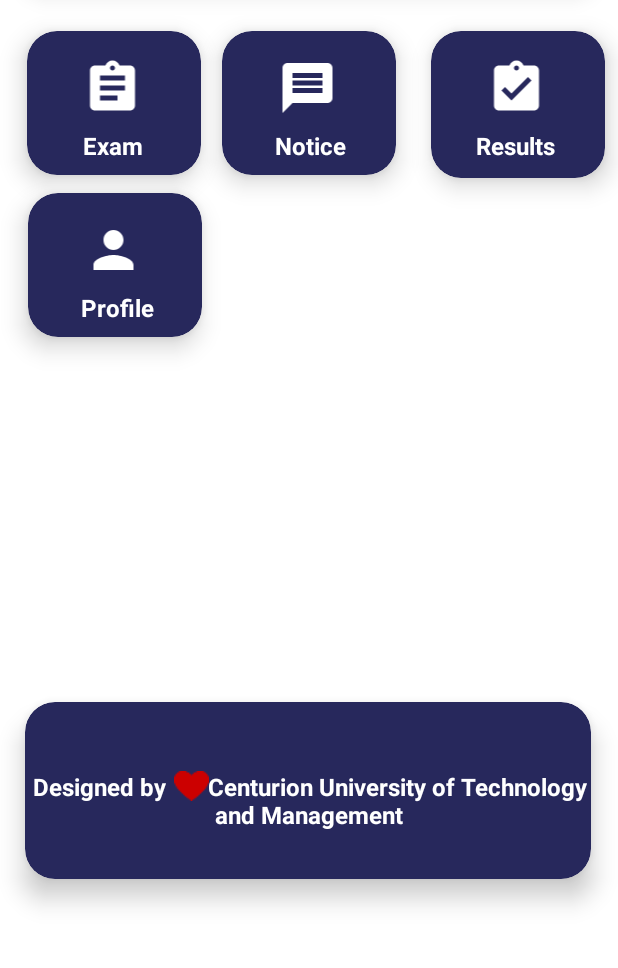
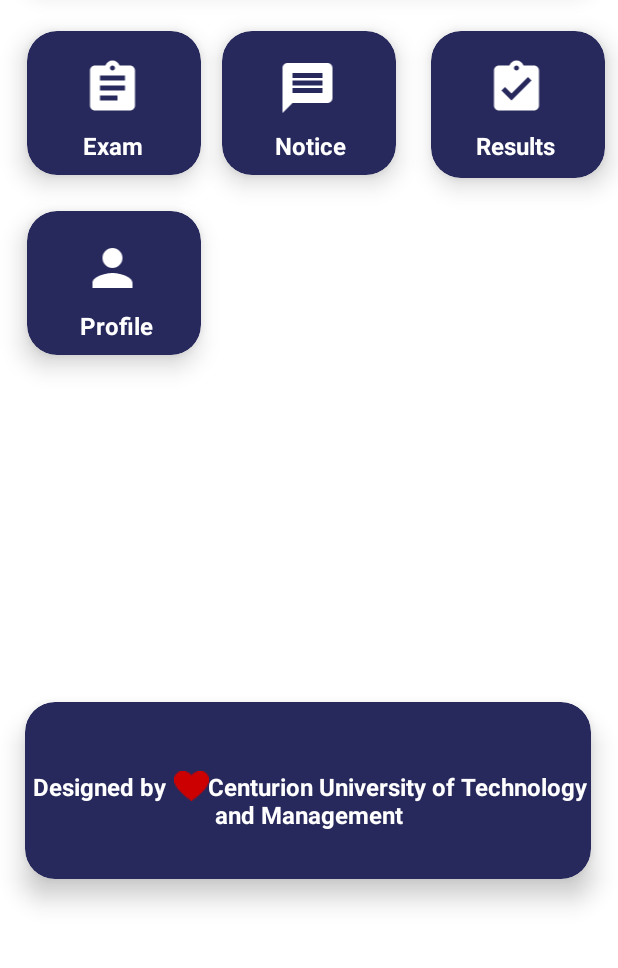
Before and after one commit to KiranKumarMalik/Centurion-Examination-System, an Android app: the student_home_page screen opened directly, with no data from a screen before it, on a phone screen of 412 x 824 dp, the part 266-1234 px from its top. Run offline under Robolectric (Android 15) with nearby library versions, the phone set to English and light mode, and no system bars; Roboto replaces fonts that are not available here.

Commit message:
solving the errors

```diff
--- a/app/src/main/java/com/example/relativelayoutloginpage/student_home_page.java
+++ b/app/src/main/java/com/example/relativelayoutloginpage/student_home_page.java
@@ -10,7 +10,7 @@ import android.widget.RelativeLayout;
 
 public class student_home_page extends AppCompatActivity implements View.OnClickListener {
 
-    public CardView exam, notice, result, admitcard, profile;
+    public CardView exam, notice, result, profile;
     @Override
     protected void onCreate(Bundle savedInstanceState) {
         super.onCreate(savedInstanceState);
@@ -19,13 +19,11 @@ public class student_home_page extends AppCompatActivity implements View.OnClick
         exam = (CardView) findViewById(R.id.exam_card);
         notice = (CardView) findViewById(R.id.notice_card);
         result = (CardView) findViewById(R.id.result_card);
-        admitcard = (CardView) findViewById(R.id.admit_card);
         profile = (CardView) findViewById(R.id.profile_card);
 
         exam.setOnClickListener(this);
         notice.setOnClickListener(this);
         result.setOnClickListener(this);
-        admitcard.setOnClickListener(this);
         profile.setOnClickListener(this);
 
     }
--- a/app/src/main/res/layout/activity_student_home_page.xml
+++ b/app/src/main/res/layout/activity_student_home_page.xml
@@ -124,17 +124,13 @@
         android:layout_width="152dp"
         android:layout_height="144dp"
         android:layout_alignParentTop="true"
-        android:layout_alignParentEnd="true"
-        android:layout_marginLeft="130dp"
-        android:layout_marginTop="226dp"
-        android:layout_marginEnd="259dp"
+        android:layout_marginTop="238dp"
         app:cardBackgroundColor="#27285C"
         app:cardCornerRadius="20dp"
         app:cardElevation="10dp"
         app:cardMaxElevation="12dp"
         app:cardPreventCornerOverlap="true"
-        app:cardUseCompatPadding="true"
-        tools:ignore="ExtraText">>
+        app:cardUseCompatPadding="true">>
 
         <ImageView
             android:id="@+id/imageView7"
--- a/app/src/main/res/layout/activity_student_result.xml
+++ b/app/src/main/res/layout/activity_student_result.xml
@@ -30,7 +30,8 @@
 
     <ScrollView
         android:layout_width="match_parent"
-        android:layout_height="match_parent">
+        android:layout_height="match_parent"
+        tools:ignore="SpeakableTextPresentCheck">
 
         <LinearLayout
             android:layout_width="match_parent"
```
